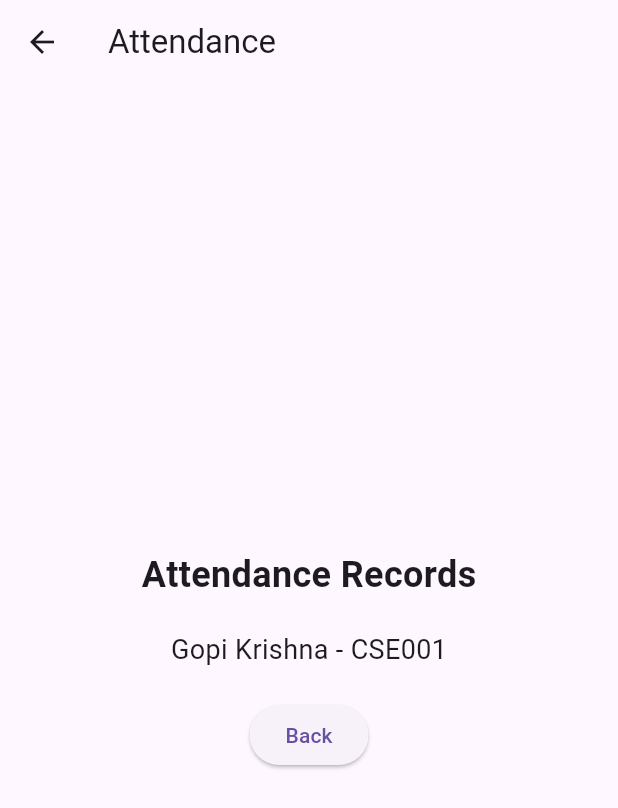
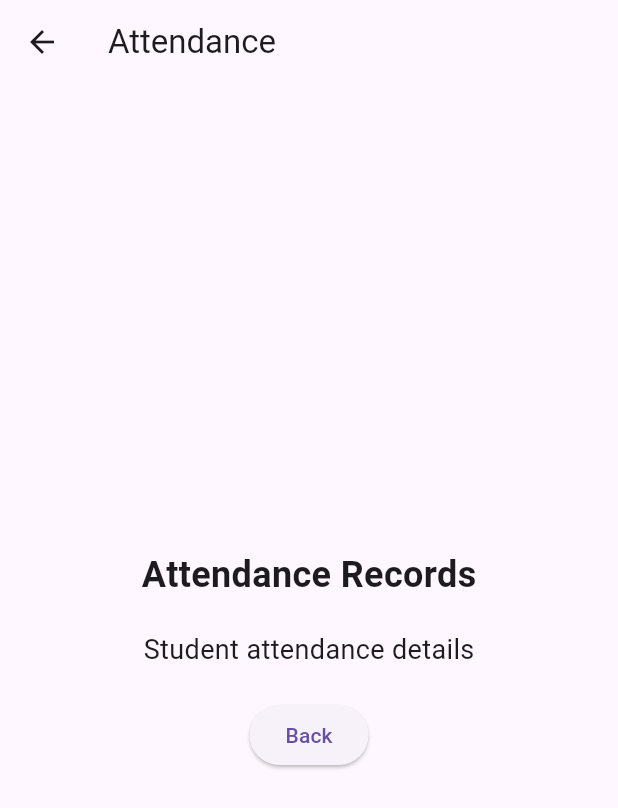
Before and after one commit to GOPIKRISHNA9110/student_attendence_app, a Flutter app: the AttendanceScreen screen opened directly, on a phone screen of 412 x 824 dp. Shown: the top 808 px of the screen. Run offline on Flutter 3.47's test engine with Material 3 defaults, Android fonts, the phone set to English and light mode, and no system bars.

Commit message:
Add Student data model

```diff
--- a/lib/main.dart
+++ b/lib/main.dart
@@ -2,6 +2,20 @@ import 'package:flutter/material.dart';
 
 void main() {
   runApp(const StudentAttendanceApp());
+}
+
+class Student {
+  String name;
+  String rollNumber;
+  String branch;
+  bool isPresent;
+
+  Student({
+    required this.name,
+    required this.rollNumber,
+    required this.branch,
+    this.isPresent = false,
+  });
 }
 
 class StudentAttendanceApp extends StatelessWidget {
@@ -25,15 +39,27 @@ class HomeScreen extends StatefulWidget {
 }
 
 class _HomeScreenState extends State<HomeScreen> {
-  bool isPresent = false;
+  final _formKey = GlobalKey<FormState>();
 
-  final List<String> students = [
-    'Gopi Krishna - CSE001',
-    'Rahul - CSE002',
-    'Suresh - CSE003',
+  final List<Student> students = [
+    Student(
+      name: 'Gopi Krishna',
+      rollNumber: 'CSE001',
+      branch: 'CSE',
+    ),
+    Student(
+      name: 'Rahul',
+      rollNumber: 'CSE002',
+      branch: 'CSE',
+    ),
+    Student(
+      name: 'Suresh',
+      rollNumber: 'CSE003',
+      branch: 'CSE',
+    ),
   ];
 
-  final _formKey = GlobalKey<FormState>();
+  bool isPresent = false;
 
   @override
   Widget build(BuildContext context) {
@@ -171,7 +197,7 @@ class _HomeScreenState extends State<HomeScreen> {
                 ],
               ),
 
-              const SizedBox(height: 15),
+              const SizedBox(height: 20),
 
               const Text(
                 'Student List',
@@ -186,13 +212,18 @@ class _HomeScreenState extends State<HomeScreen> {
               ...students.map(
                 (student) => Card(
                   child: ListTile(
-                    title: Text(student),
-                    subtitle: const Text('Attendance Record'),
+                    title: Text(student.name),
+                    subtitle: Text(
+                      '${student.rollNumber} • ${student.branch}',
+                    ),
+                    trailing: Text(
+                      student.isPresent ? 'Present' : 'Absent',
+                    ),
                   ),
                 ),
               ),
 
-              const SizedBox(height: 15),
+              const SizedBox(height: 20),
 
               Center(
                 child: ElevatedButton(
@@ -256,7 +287,7 @@ class AttendanceScreen extends StatelessWidget {
             const SizedBox(height: 20),
 
             const Text(
-              'Gopi Krishna - CSE001',
+              'Student attendance details',
               style: TextStyle(fontSize: 18),
             ),
 
```
Lines whose indentation alone changed are shown as unchanged.
